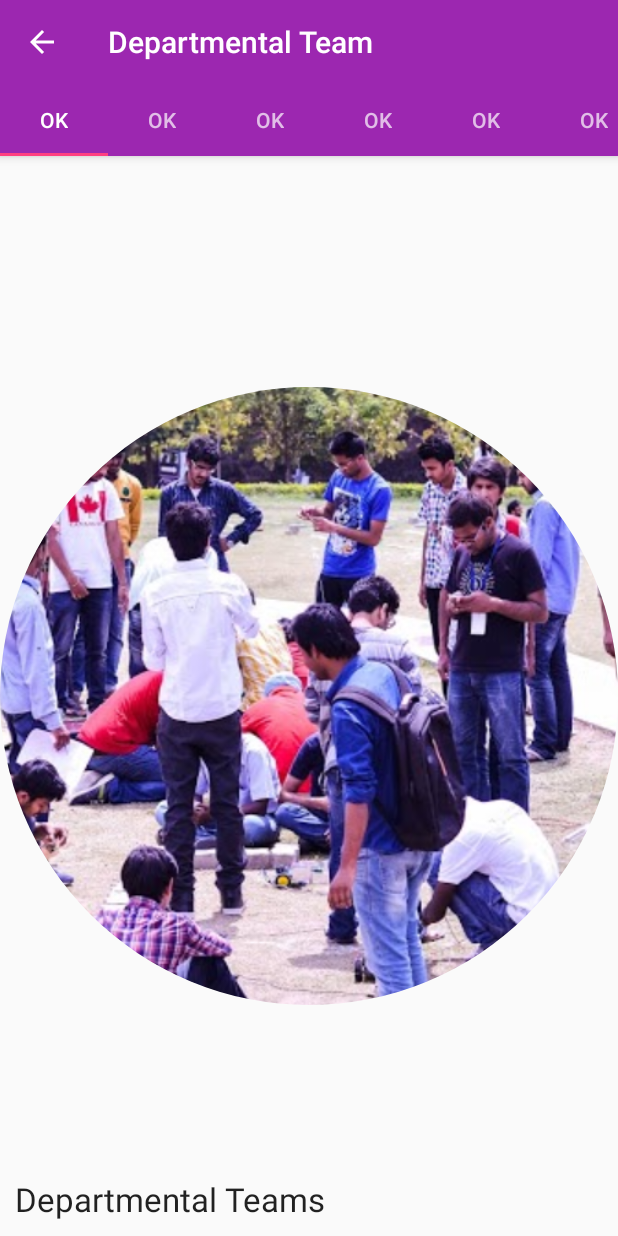
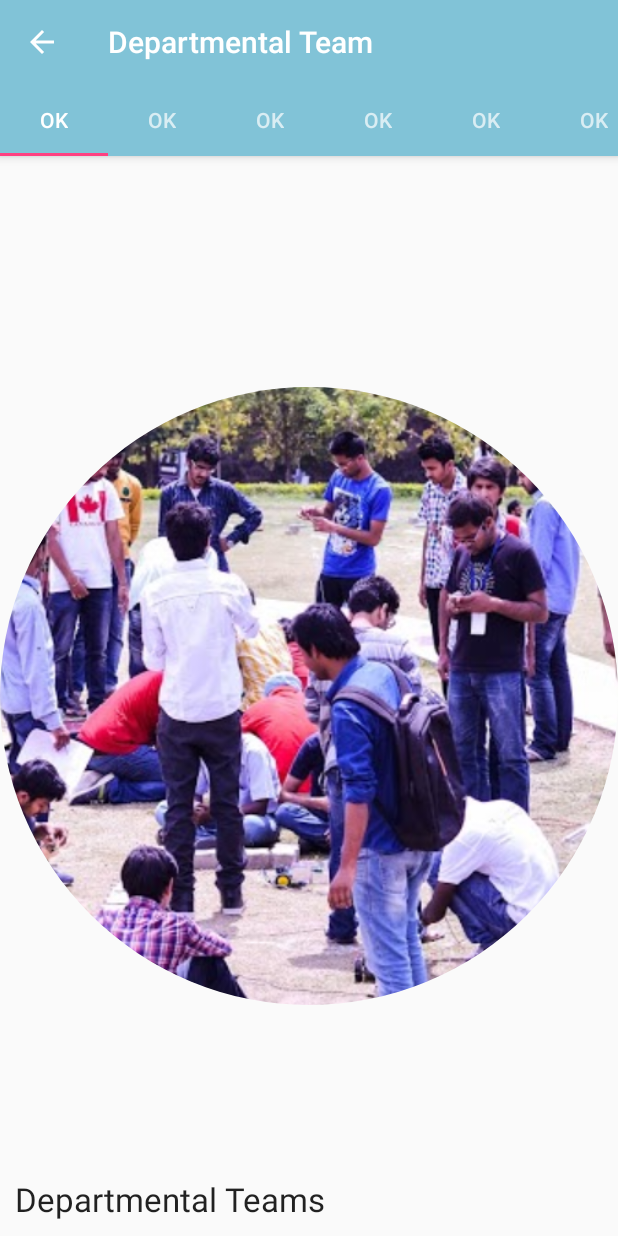
Before and after one commit to appteam-nith/festnimbus, an Android app: the DepartmentFragment screen opened directly, with no data from a screen before it, on a phone screen of 412 x 824 dp. Run offline under Robolectric (Android 15) with nearby library versions, the phone set to English and light mode, and no system bars; plain views replace PorterShapeImageView.

Commit message:
FIX THE COLOR
Signed-off-by: sahilbadyal <sbadyals@gmail.com>

```diff
--- a/app/src/main/java/com/appteam/nimbus/Login.java
+++ b/app/src/main/java/com/appteam/nimbus/Login.java
@@ -73,10 +73,10 @@ public class Login extends AppCompatActivity {
                 Log.d("response_login",""+response.toString());
                 try {
                     if(response.getString("status").equals("Login successful!")){
+                        personalData.SaveData(true);
+                        personalData.SaveToken(response.getString("data"));
+                        loadToast.success();
                     startActivity(new Intent(Login.this,homeActivity.class));
-                        personalData.SaveData(true);
-                        loadToast.success();
-
                     finish();}
                 } catch (JSONException e) {
                     e.printStackTrace();
--- a/app/src/main/java/com/appteam/nimbus/homeActivity.java
+++ b/app/src/main/java/com/appteam/nimbus/homeActivity.java
@@ -78,7 +78,9 @@ private ImageLoader imageLoader;
         //noinspection SimplifiableIfStatement
         if (id == R.id.action_logout) {
             personalData.SaveData(false);
+            personalData.SaveToken("");
             startActivity(new Intent(homeActivity.this,Login.class));
+            finish();
             return true;
         }
 
--- a/app/src/main/res/layout/activity_login.xml
+++ b/app/src/main/res/layout/activity_login.xml
@@ -53,6 +53,7 @@
               android:layout_height="wrap_content"
               >
               <EditText
+                  android:inputType="textPassword"
                   android:id="@+id/password_login"
                   android:layout_width="match_parent"
                   android:layout_height="wrap_content"
--- a/app/src/main/res/layout/fragment_department.xml
+++ b/app/src/main/res/layout/fragment_department.xml
@@ -20,6 +20,7 @@
 
         <TextView
             android:padding="10dp"
+            android:id="@+id/team_name_department"
             android:textAppearance="@android:style/TextAppearance.Large"
             android:layout_alignBottom="@+id/image_department"
             android:layout_width="match_parent"
@@ -29,6 +30,7 @@
     </RelativeLayout>
 
     <TextView
+        android:id="@+id/team_detail_department"
         android:textAppearance="@android:style/TextAppearance.Medium"
         android:padding="5dp"
         android:layout_marginTop="10dp"
--- a/app/src/main/res/values/colors.xml
+++ b/app/src/main/res/values/colors.xml
@@ -1,6 +1,6 @@
 <?xml version="1.0" encoding="utf-8"?>
 <resources>
-    <color name="colorPrimary">#9C27B0</color>
+    <color name="colorPrimary">#81C3D7</color>
     <color name="colorPrimaryDark">#000</color>
     <color name="colorAccent">#FF4081</color>
     <color name="new_color">#7D7D7D</color>
```
Also changed, not shown: app/src/main/res/drawable/placeholder_sidemenu.jpg.
